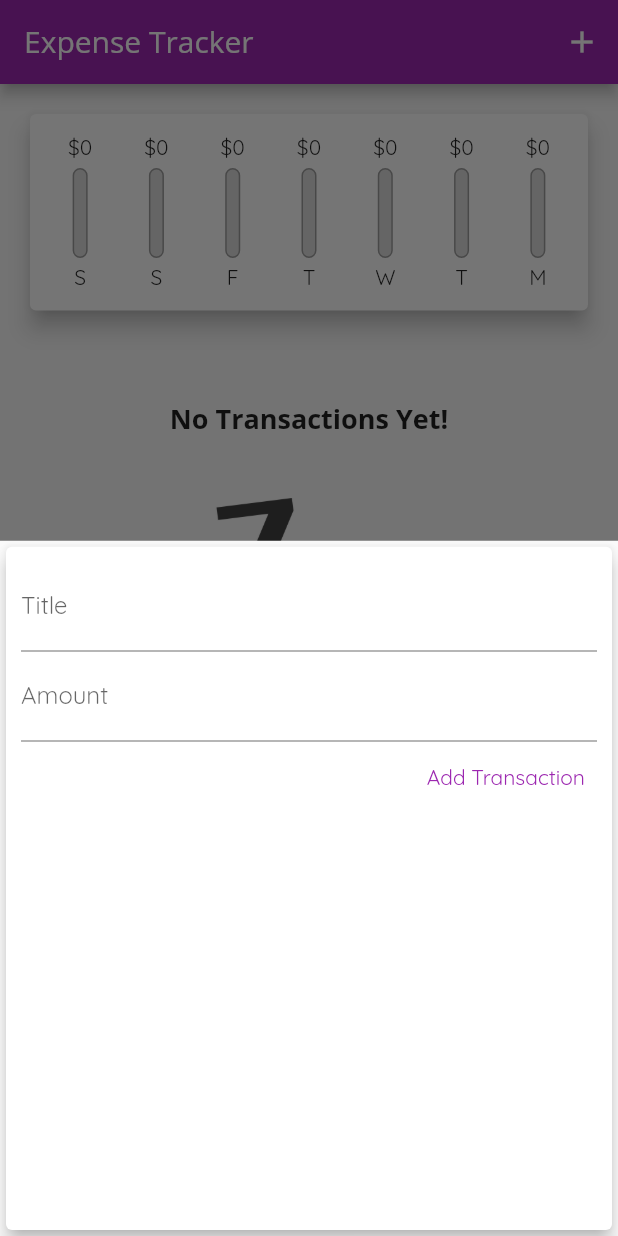
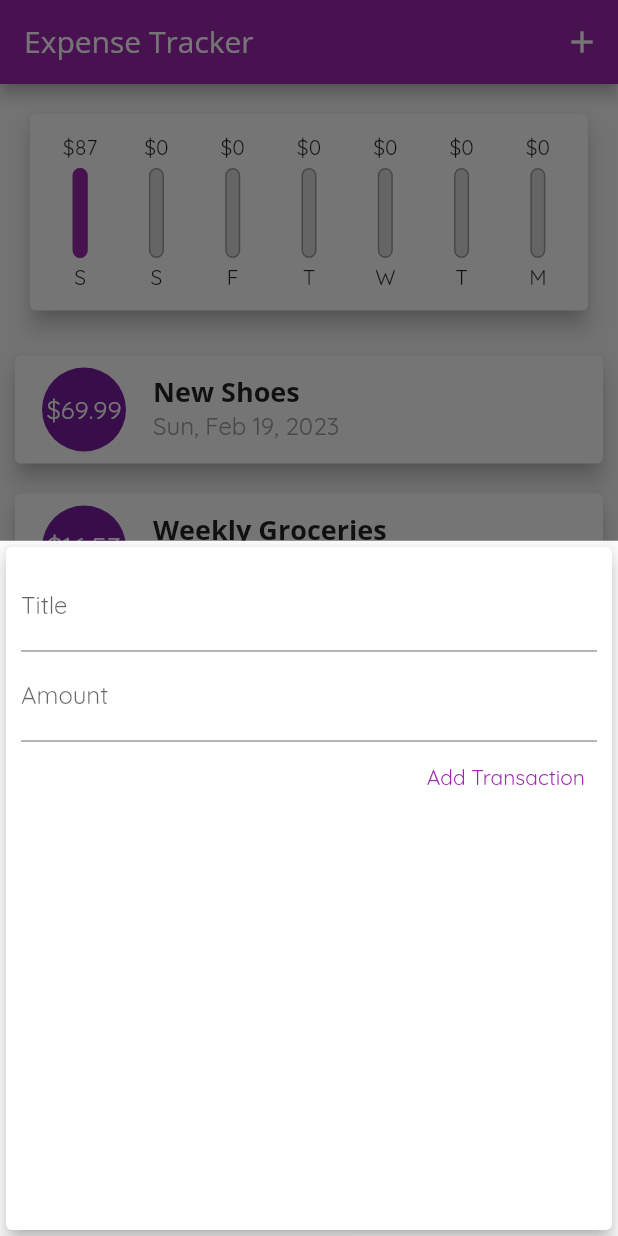
Before and after one commit to BugMasterArka/Flutter-Expense-App, a Flutter app: the screen it shows after launch, after a tap on the "add" icon, on a phone screen of 412 x 824 dp. Run offline on Flutter 3.47's test engine with Material 2 defaults, Android fonts, the phone set to English and light mode, and no system bars.

Commit message:
converted list objects to listTile 110

```diff
--- a/lib/main.dart
+++ b/lib/main.dart
@@ -48,13 +48,13 @@ class MyHomePage extends StatefulWidget {
 
 class _MyHomePageState extends State<MyHomePage> {
   final List<Transaction> _userTransactions = [
-    // Transaction(
-    //     id: 't1', title: 'New Shoes', amount: 69.99, date: DateTime.now()),
-    // Transaction(
-    //     id: 't2',
-    //     title: 'Weekly Groceries',
-    //     amount: 16.53,
-    //     date: DateTime.now()),
+    Transaction(
+        id: 't1', title: 'New Shoes', amount: 69.99, date: DateTime.now()),
+    Transaction(
+        id: 't2',
+        title: 'Weekly Groceries',
+        amount: 16.53,
+        date: DateTime.parse("2023-02-19")),
   ];
 
   List<Transaction> get _recentTransactions {
--- a/lib/widgets/chart.dart
+++ b/lib/widgets/chart.dart
@@ -38,7 +38,7 @@ class Chart extends StatelessWidget {
     });
   }
 
-  Chart(this.recentTransactions, {super.key});
+  const Chart(this.recentTransactions, {super.key});
 
   @override
   Widget build(BuildContext context) {
--- a/lib/widgets/chart_bar.dart
+++ b/lib/widgets/chart_bar.dart
@@ -23,7 +23,9 @@ class ChartBar extends StatelessWidget {
           SizedBox(
             height: 60,
             width: 10,
-            child: Stack(children: [
+            child: Stack(
+              alignment: Alignment.bottomCenter,
+              children: [
               Container(
                 decoration: BoxDecoration(
                   border: Border.all(color: Colors.grey, width: 1.0),
@@ -36,7 +38,7 @@ class ChartBar extends StatelessWidget {
                 child: Container(
                   decoration: BoxDecoration(
                     color: Theme.of(context).primaryColor,
-                    borderRadius: BorderRadius.circular(10),
+                    borderRadius: BorderRadius.circular(20),
                   ),
                 ),
               ),
--- a/lib/widgets/transaction_list.dart
+++ b/lib/widgets/transaction_list.dart
@@ -33,41 +33,35 @@ class TransactionList extends StatelessWidget {
           : ListView.builder(
               itemBuilder: (ctx, index) {
                 return Card(
-                  child: Row(children: [
-                    Container(
-                      margin: const EdgeInsets.symmetric(
-                          vertical: 10, horizontal: 15),
-                      padding: const EdgeInsets.all(10),
-                      decoration: BoxDecoration(
-                          border: Border.all(
-                        color: Theme.of(context).primaryColor,
-                        width: 2,
-                      )),
-                      child: Text(
+                  margin: const EdgeInsets.all(10),
+                  elevation: 6,
+                  child: ListTile(
+                    leading: CircleAvatar(
+                      radius: 30,
+                      child: Padding(
+                        padding: const EdgeInsets.all(5.0),
+                        child: FittedBox(
+                          child: transactions[index].amount > 1000.0
+                              ? Text('\$${(transactions[index].amount / 1000.0).toStringAsFixed(2)}k')
+                              : Text(
                                   '\$${transactions[index].amount.toStringAsFixed(2)}',
                                   style: const TextStyle(
-                          fontWeight: FontWeight.bold,
                                     fontSize: 20,
-                          color: Colors.purple,
                                   ),
                                 ),
                         ),
-                    Column(
-                      crossAxisAlignment: CrossAxisAlignment.start,
-                      children: [
-                        Text(
-                          transactions[index].title,
-                          style: Theme.of(context).textTheme.titleLarge,
                       ),
-                        Text(
+                    ),
+                    title: Text(transactions[index].title,
+                        style: Theme.of(context).textTheme.titleLarge),
+                    subtitle: Text(
                       DateFormat.yMMMEd().format(transactions[index].date),
                       style: const TextStyle(
                         color: Colors.grey,
+                        fontSize: 16,
                       ),
                     ),
-                      ],
                   ),
-                  ]),
                 );
               },
               itemCount: transactions.length,
```
Lines whose indentation alone changed are shown as unchanged.
